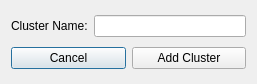
Qt form GUI/AddCluster.ui (licface/memcached-manager) before a commit.
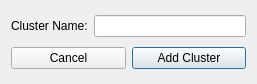
The same form after that commit.

Commit message: Finished the Pref Panel for now Added Auto Refresh Interval to Pref Panel Added Auto Refresh on Tab Change to Pref Panel Changed the Default Buttons for Dialogs Increased the max string size on IP Address field to 255 to allow for domains instead of just IP's Made the stats panel start listening to the Auto Refresh on Tab Change

The edit to the form file:
```diff
--- a/GUI/AddCluster.ui
+++ b/GUI/AddCluster.ui
@@ -41,6 +41,9 @@
        <property name="text" >
         <string>Add Cluster</string>
        </property>
+       <property name="default" >
+        <bool>true</bool>
+       </property>
       </widget>
      </item>
     </layout>
```
The commit also changes 12 other files.
